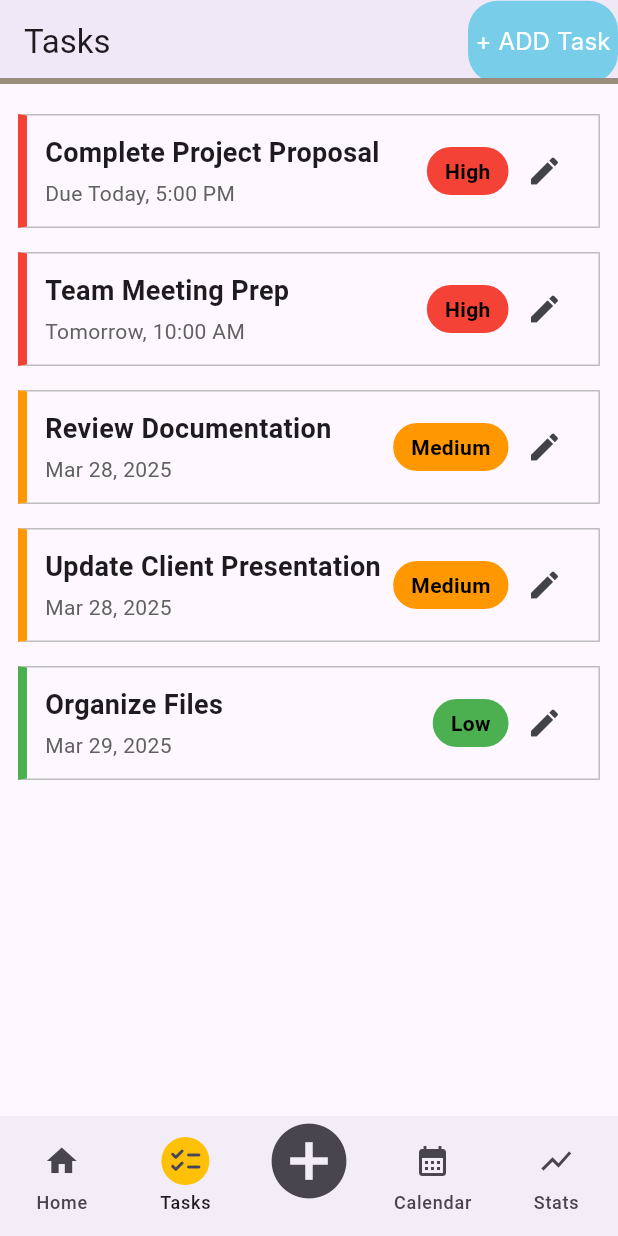
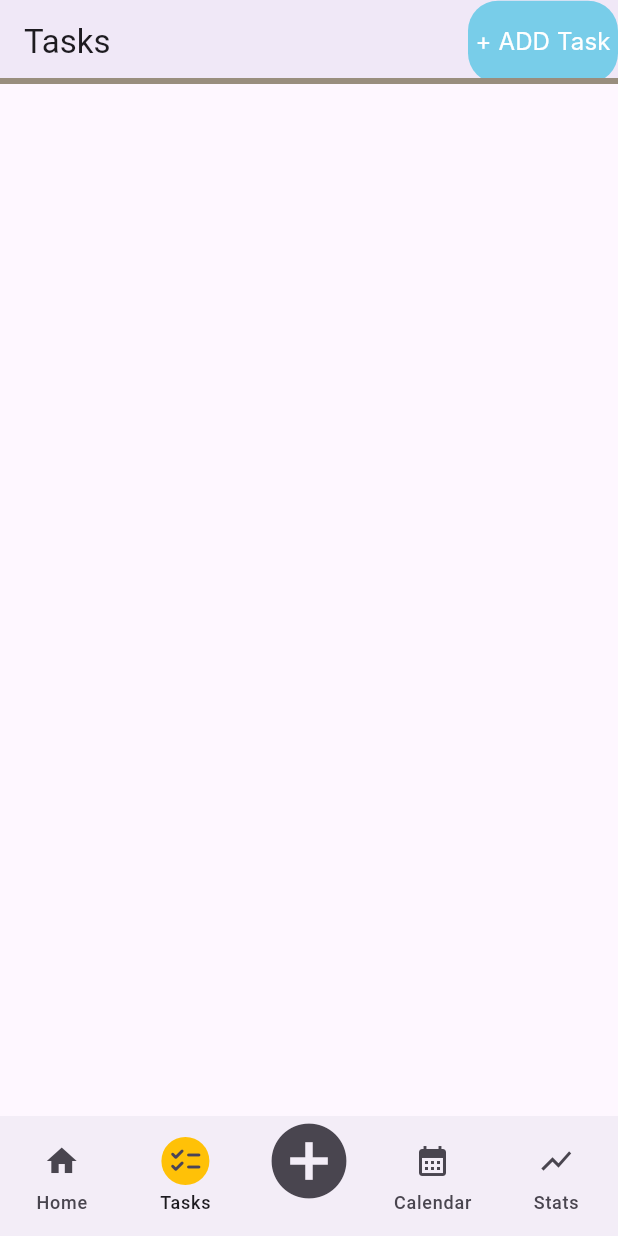
Before and after one commit to vasu-patel-123/Team-HamburgerHelpers-final-Project, a Flutter app: the NavigationExample screen opened directly, item 2 of the bottom bar chosen, on a phone screen of 412 x 824 dp. Run offline on Flutter 3.47's test engine with Material 3 defaults, Android fonts, the phone set to English and light mode, and no system bars; our stand-ins replace table_calendar; Roboto replaces fonts that are missing (Inter).

Commit message:
Removing default taskis as they were improperly formated and we now have the ability to add tasks

```diff
--- a/taskii/lib/homePage.dart
+++ b/taskii/lib/homePage.dart
@@ -8,11 +8,7 @@ import 'package:table_calendar/table_calendar.dart';
 
 
 var tasks = [
-  {"title": "Complete Project Proposal", "date": "Due Today, 5:00 PM", "priority": "High"},
-  {"title": "Team Meeting Prep", "date": "Tomorrow, 10:00 AM", "priority": "High"},
-  {"title": "Review Documentation", "date": "Mar 28, 2025", "priority": "Medium"},
-  {"title": "Update Client Presentation", "date": "Mar 28, 2025", "priority": "Medium"},
-  {"title": "Organize Files", "date": "Mar 29, 2025", "priority": "Low"},
+
 ];
 
 
```
